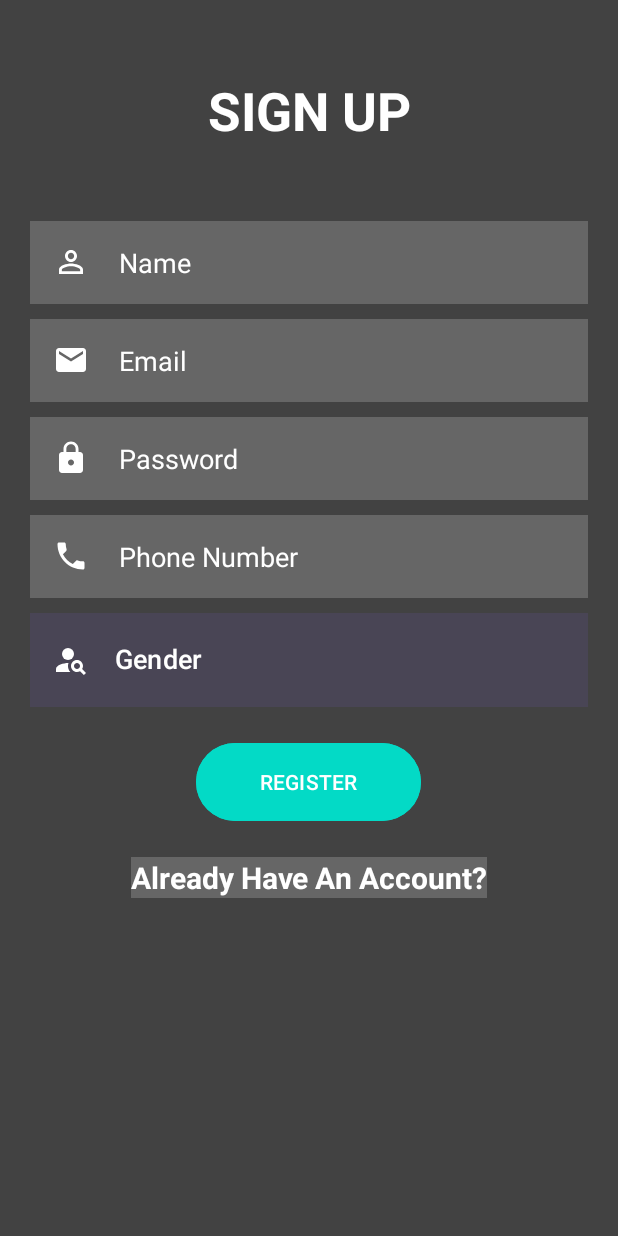
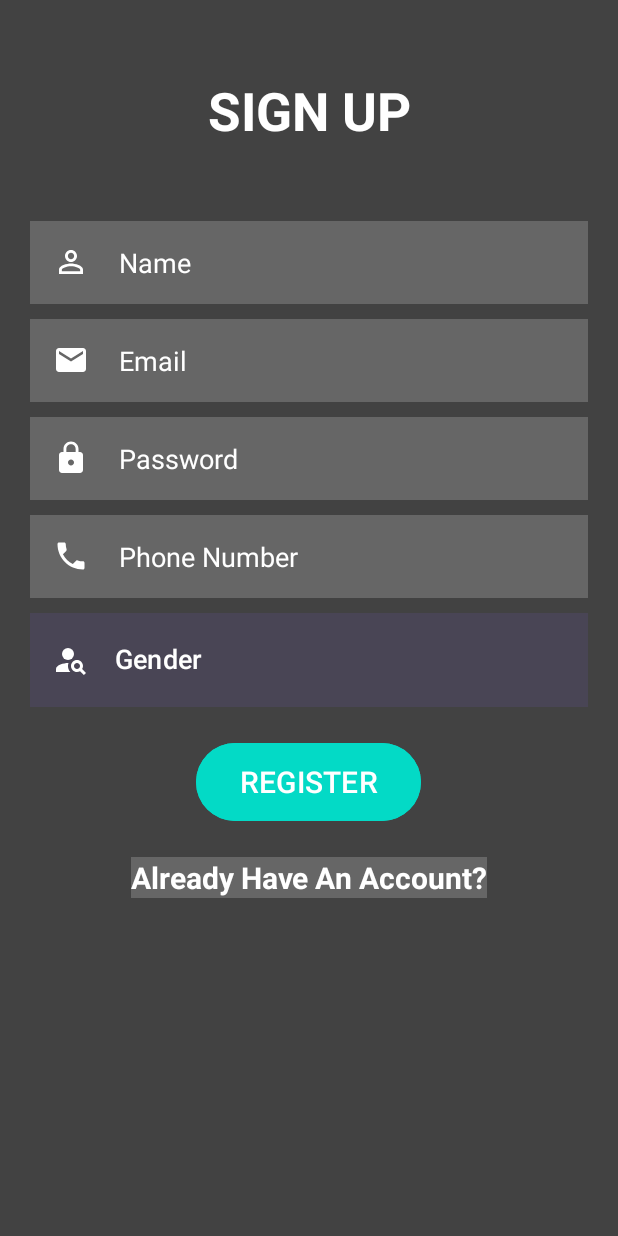
Before and after one commit to AbdulSalamGhazal/MB-BookStore, an Android app: the Register screen opened directly, with no data from a screen before it, after a tap on "REGISTER", on a phone screen of 412 x 824 dp. Run offline under Robolectric (Android 15) with nearby library versions, the phone set to English and light mode, and no system bars.

Commit message:
edit in login and register pages (Edited)

```diff
--- a/app/src/main/java/com/example/project_bookstore/Register.java
+++ b/app/src/main/java/com/example/project_bookstore/Register.java
@@ -12,6 +12,7 @@ import android.widget.DatePicker;
 import android.widget.EditText;
 import android.widget.PopupMenu;
 import android.widget.TextView;
+import android.widget.Toast;
 
 import com.google.android.material.button.MaterialButton;
 
@@ -37,7 +38,12 @@ public class Register extends AppCompatActivity {
         regButton.setOnClickListener(new View.OnClickListener() {
             @Override
             public void onClick(View v) {
-
+                if(name!=null && email!=null && password!=null && phone!=null && gender!=null){
+                    Toast.makeText(Register.this,"REGISTER SUCCESSFULLY!",Toast.LENGTH_LONG).show();
+                }
+                else{
+                    Toast.makeText(Register.this,"PLEASE COMPLETE AN EMPTY SPACES!",Toast.LENGTH_LONG).show();
+                }
             }
         });
 
--- a/app/src/main/res/layout/activity_register.xml
+++ b/app/src/main/res/layout/activity_register.xml
@@ -124,6 +124,7 @@
         android:layout_marginTop="20dp"
         android:layout_marginEnd="20dp"
         android:layout_marginRight="20dp"
+        android:textSize="20dp"
         android:backgroundTint="@color/design_default_color_secondary"
         android:text="REGISTER" />
 
--- a/app/src/main/res/layout/activity_sign_in.xml
+++ b/app/src/main/res/layout/activity_sign_in.xml
@@ -60,6 +60,7 @@
         android:layout_centerHorizontal="true"
         android:layout_marginStart="20dp"
         android:layout_width="150dp"
+        android:textSize="20dp"
         android:layout_height="60dp"
         android:layout_marginTop="20dp"
         android:layout_marginEnd="20dp"
```
Also changed, not shown: app/src/main/java/com/example/project_bookstore/DBInfo.java (added, +31 -0 lines).
